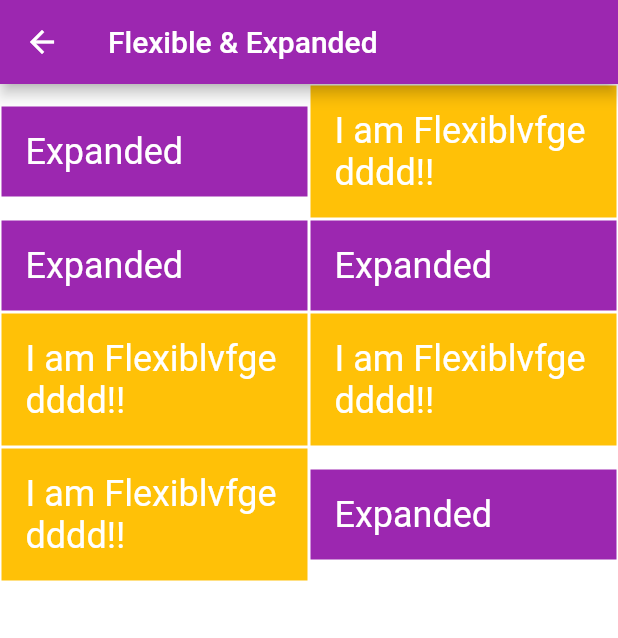
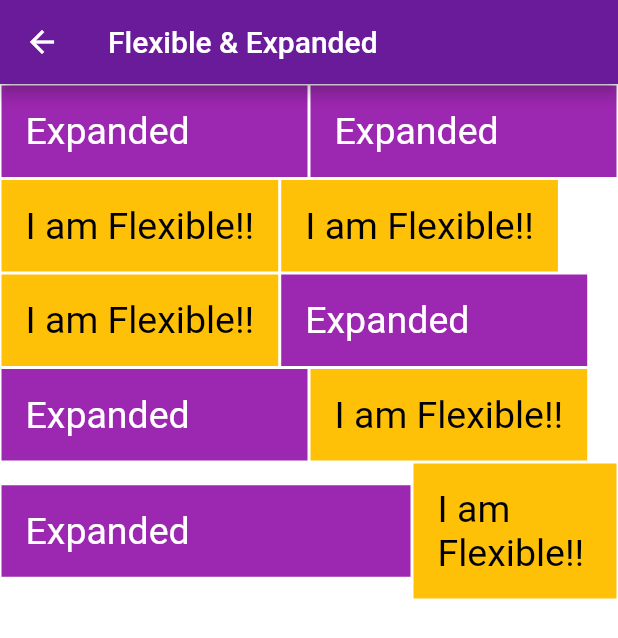
Before and after one commit to rihannaKe/responsiveUIFlutter, a Flutter app: the screen it shows after launch, after a tap on "Flexible Expanded", on a phone screen of 412 x 824 dp. Shown: the top 638 px of the screen. Run offline on Flutter 3.47's test engine with Material 2 defaults, Android fonts, the phone set to English and light mode, and no system bars; our stand-ins replace sizer.

Commit message:
more widgets

```diff
--- a/responsive_native_widgets/lib/main.dart
+++ b/responsive_native_widgets/lib/main.dart
@@ -2,7 +2,9 @@ import 'package:flutter/material.dart';
 import 'responsiveWidgets/MediaQuery.dart';
 import 'responsiveWidgets/LayoutBuilder.dart';
 import 'responsiveWidgets/MediaQueryVsLayoutBuilder.dart';
+import 'responsiveWidgets/MediaQueryVsLayoutBuilderDuo.dart';
 import 'responsiveWidgets/AspectRatio.dart';
+import 'responsiveWidgets/AspectRatioAlign.dart';
 import 'responsiveWidgets/FittedBox.dart';
 import 'responsiveWidgets/FractionallySizedBox.dart';
 import 'responsiveWidgets/OrientationBuilder.dart';
@@ -20,14 +22,15 @@ class MyApp extends StatelessWidget {
       debugShowCheckedModeBanner: false,
       title: 'Flutter Responsive Widgets',
       theme: ThemeData(
-        primarySwatch: Colors.purple,
+        primarySwatch: Colors.deepPurple,
+        primaryColor: Colors.purple[800],
       ),
-      home: HomePage(),
+      home: _HomePage(),
     );
   }
 }
 
-class HomePage extends StatelessWidget {
+class _HomePage extends StatelessWidget {
   @override
   Widget build(BuildContext context) {
     return Scaffold(
@@ -37,7 +40,7 @@ class HomePage extends StatelessWidget {
       body: SingleChildScrollView(
         child: Center(
           child: Column(
-            children: [
+            children: <Widget>[
               Padding(
                 padding: EdgeInsets.symmetric(vertical: 20.0),
                 child: ElevatedButton(
@@ -80,12 +83,13 @@ class HomePage extends StatelessWidget {
               Padding(
                 padding: EdgeInsets.symmetric(vertical: 20.0),
                 child: ElevatedButton(
-                  child: Text('OrientaionBuilder'),
+                  child: Text('MediaQuery vs LayoutBuilder Duo'),
                   onPressed: () {
                     Navigator.push(
                       context,
                       MaterialPageRoute(
-                          builder: (context) => OrientatioBuilderPage()),
+                          builder: (context) =>
+                              MediaQueryVsLayoutBuilderDuoPage()),
                     );
                   },
                 ),
@@ -93,37 +97,12 @@ class HomePage extends StatelessWidget {
               Padding(
                 padding: EdgeInsets.symmetric(vertical: 20.0),
                 child: ElevatedButton(
-                  child: Text('AspectRatio'),
+                  child: Text('OrientaionBuilder'),
                   onPressed: () {
                     Navigator.push(
                       context,
                       MaterialPageRoute(
-                          builder: (context) => AspectratioPage()),
-                    );
-                  },
-                ),
-              ),
-              Padding(
-                padding: EdgeInsets.symmetric(vertical: 20.0),
-                child: ElevatedButton(
-                  child: Text('FractionallySizedBox'),
-                  onPressed: () {
-                    Navigator.push(
-                      context,
-                      MaterialPageRoute(
-                          builder: (context) => FractionallySizedBoxPage()),
-                    );
-                  },
-                ),
-              ),
-              Padding(
-                padding: EdgeInsets.symmetric(vertical: 20.0),
-                child: ElevatedButton(
-                  child: Text('FittedBox'),
-                  onPressed: () {
-                    Navigator.push(
-                      context,
-                      MaterialPageRoute(builder: (context) => FittedBoxPage()),
+                          builder: (context) => OrientatioBuilderPage()),
                     );
                   },
                 ),
@@ -141,19 +120,59 @@ class HomePage extends StatelessWidget {
                   },
                 ),
               ),
-              Text('Third party packages'),
+
               Padding(
                 padding: EdgeInsets.symmetric(vertical: 20.0),
                 child: ElevatedButton(
-                  child: Text('Sizer'),
+                  child: Text('AspectRatio'),
                   onPressed: () {
                     Navigator.push(
                       context,
-                      MaterialPageRoute(builder: (context) => SizerWidget()),
+                      MaterialPageRoute(
+                          builder: (context) => AspectratioPage()),
                     );
                   },
                 ),
               ),
+              Padding(
+                padding: EdgeInsets.symmetric(vertical: 20.0),
+                child: ElevatedButton(
+                  child: Text('AspectRatioAligned'),
+                  onPressed: () {
+                    Navigator.push(
+                      context,
+                      MaterialPageRoute(
+                          builder: (context) => AspectratioAlignedPage()),
+                    );
+                  },
+                ),
+              ),
+              Padding(
+                padding: EdgeInsets.symmetric(vertical: 20.0),
+                child: ElevatedButton(
+                  child: Text('FittedBox'),
+                  onPressed: () {
+                    Navigator.push(
+                      context,
+                      MaterialPageRoute(builder: (context) => FittedBoxPage()),
+                    );
+                  },
+                ),
+              ),
+
+              // Text('Third party packages'),
+              // Padding(
+              //   padding: EdgeInsets.symmetric(vertical: 20.0),
+              //   child: ElevatedButton(
+              //     child: Text('Sizer'),
+              //     onPressed: () {
+              //       Navigator.push(
+              //         context,
+              //         MaterialPageRoute(builder: (context) => SizerWidget()),
+              //       );
+              //     },
+              //   ),
+              // ),
             ],
           ),
         ),
--- a/responsive_native_widgets/lib/responsiveWidgets/FlexibleVsExpandedPage.dart
+++ b/responsive_native_widgets/lib/responsiveWidgets/FlexibleVsExpandedPage.dart
@@ -10,16 +10,55 @@ class FlexibleVsExpandedPage extends StatelessWidget {
         child: Column(
           children: [
             Row(
-              children: [ExpandedWidget(), FlexibleWidget()],
+              children: [
+                Expanded(
+                  child: MyExpandedConent(),
+                ),
+                Expanded(
+                  child: MyExpandedConent(),
+                ),
+              ],
             ),
             Row(
-              children: [ExpandedWidget(), ExpandedWidget()],
+              children: [
+                Flexible(
+                  child: MyFlexContent(),
+                ),
+                Flexible(
+                  child: MyFlexContent(),
+                )
+              ],
             ),
             Row(
-              children: [FlexibleWidget(), FlexibleWidget()],
+              children: [
+                Flexible(
+                  child: MyFlexContent(),
+                ),
+                Expanded(
+                  child: MyExpandedConent(),
+                )
+              ],
             ),
             Row(
-              children: [FlexibleWidget(), ExpandedWidget()],
+              children: [
+                Expanded(
+                  child: MyExpandedConent(),
+                ),
+                Flexible(
+                  child: MyFlexContent(),
+                ),
+              ],
+            ),
+            Row(
+              children: [
+                Expanded(
+                  flex: 2,
+                  child: MyExpandedConent(),
+                ),
+                Flexible(
+                  child: MyFlexContent(),
+                ),
+              ],
             ),
           ],
         ),
@@ -28,11 +67,12 @@ class FlexibleVsExpandedPage extends StatelessWidget {
   }
 }
 
-class ExpandedWidget extends StatelessWidget {
+class MyExpandedConent extends StatelessWidget {
+  const MyExpandedConent({Key key}) : super(key: key);
+
   @override
   Widget build(BuildContext context) {
-    return Expanded(
-      child: Container(
+    return Container(
       decoration: BoxDecoration(
         color: Colors.purple,
         border: Border.all(color: Colors.white),
@@ -41,19 +81,17 @@ class ExpandedWidget extends StatelessWidget {
         padding: const EdgeInsets.all(16.0),
         child: Text(
           'Expanded',
-            style: TextStyle(color: Colors.white, fontSize: 24),
-          ),
+          style: TextStyle(color: Colors.white, fontSize: 25),
         ),
       ),
     );
   }
 }
 
-class FlexibleWidget extends StatelessWidget {
+class MyFlexContent extends StatelessWidget {
   @override
   Widget build(BuildContext context) {
-    return Flexible(
-      child: Container(
+    return Container(
       decoration: BoxDecoration(
         color: Colors.amber,
         border: Border.all(color: Colors.white),
@@ -61,9 +99,8 @@ class FlexibleWidget extends StatelessWidget {
       child: Padding(
         padding: const EdgeInsets.all(16.0),
         child: Text(
-            'I am Flexiblvfgedddd!!',
-            style: TextStyle(color: Colors.white, fontSize: 24),
-          ),
+          'I am Flexible!!',
+          style: TextStyle(color: Colors.black, fontSize: 25),
         ),
       ),
     );
--- a/responsive_native_widgets/lib/responsiveWidgets/LayoutBuilder.dart
+++ b/responsive_native_widgets/lib/responsiveWidgets/LayoutBuilder.dart
@@ -28,7 +28,7 @@ class _MyLayoutBuilder extends StatelessWidget {
               'LayoutBuilder\n\n' +
                   '-BoxConstraint.maxWidth: ${constraints.maxWidth}\n\n' +
                   '-BoxConstraint.maxHeight: ${constraints.maxHeight}\n\n',
-              style: TextStyle(color: Colors.white, fontSize: 18),
+              style: TextStyle(color: Colors.white, fontSize: 25),
             ),
           );
         },
--- a/responsive_native_widgets/lib/responsiveWidgets/MediaQueryVsLayoutBuilder.dart
+++ b/responsive_native_widgets/lib/responsiveWidgets/MediaQueryVsLayoutBuilder.dart
@@ -26,13 +26,15 @@ class MyLayoutBuilder extends StatelessWidget {
       child: LayoutBuilder(
         builder: (context, constraints) {
           return Center(
+            child: FittedBox(
               child: Text(
                 '[MediaQuery] width: ${screenSize.width}\n' +
                     '[LayoutBuilder] width: ${constraints.maxWidth}\n\n' +
                     '[MediaQuery] height: ${screenSize.height}\n' +
                     '[LayoutBuilder] height: ${constraints.maxHeight}\n\n' +
                     '[MediaQuery] orientation: $orientation',
-              style: TextStyle(color: Colors.white, fontSize: 18),
+                style: TextStyle(color: Colors.white, fontSize: 30),
+              ),
             ),
           );
         },
```
Also changed, not shown: responsive_native_widgets/lib/responsiveWidgets/AspectRatioAlign.dart (added, +46 -0 lines), responsive_native_widgets/lib/responsiveWidgets/FittedBox.dart (+9 -54 lines), responsive_native_widgets/lib/responsiveWidgets/FractionallySizedBox.dart (+9 -6 lines), responsive_native_widgets/lib/responsiveWidgets/MediaQuery.dart (+8 -10 lines), responsive_native_widgets/lib/responsiveWidgets/MediaQueryVsLayoutBuilderDuo.dart (added, +86 -0 lines), responsive_native_widgets/lib/responsiveWidgets/OrientationBuilder.dart (+9 -7 lines), responsive_native_widgets/assets/img/poster.png (added), responsive_native_widgets/pubspec.lock, 28 other files. Lines whose indentation alone changed are shown as unchanged.
